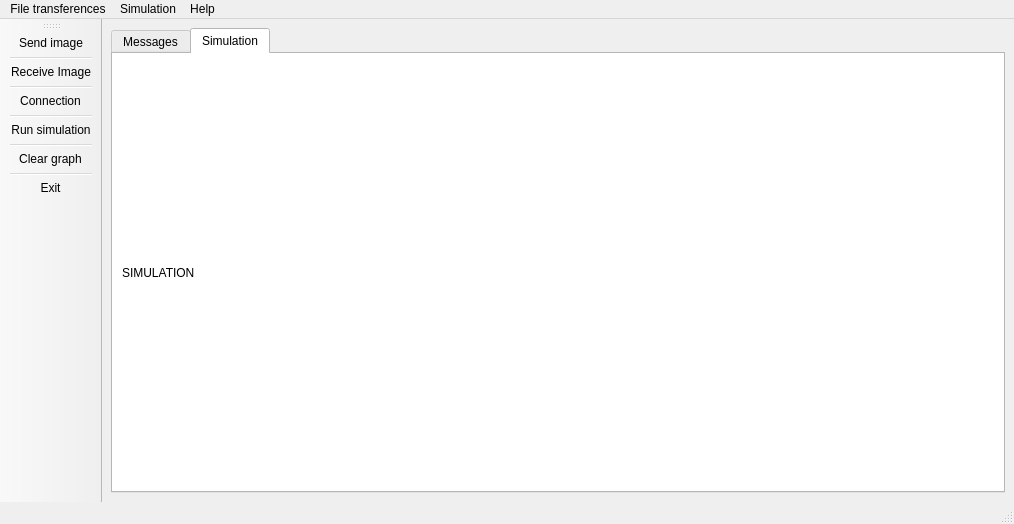
Above: mainwindow.ui from feichay10/Cliente-Proyecto-Final-SOA before the change. Below: the same form after it.
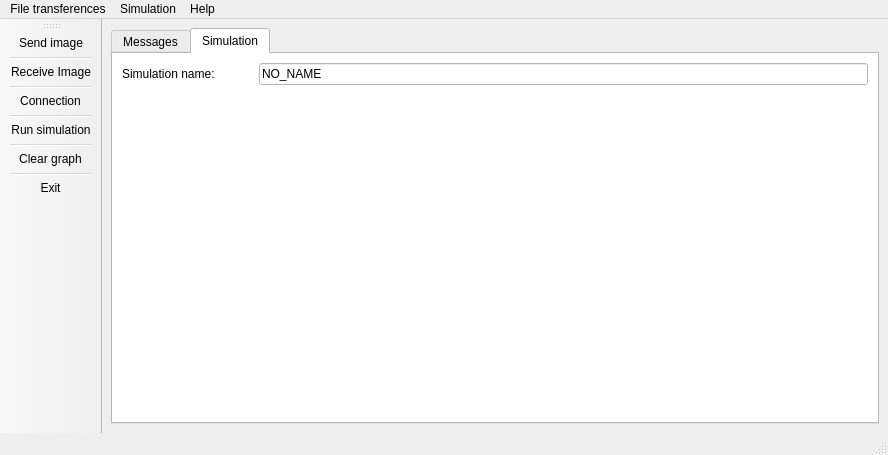
That is the form after the change. Icons and pictures are not drawn. Custom widgets are drawn as their Qt base class.

Patch:
```diff
--- a/mainwindow.ui
+++ b/mainwindow.ui
@@ -9,8 +9,8 @@
    <rect>
     <x>0</x>
     <y>0</y>
-    <width>1014</width>
-    <height>524</height>
+    <width>888</width>
+    <height>455</height>
    </rect>
   </property>
   <property name="sizePolicy">
@@ -21,444 +21,9 @@
   </property>
   <property name="palette">
    <palette>
-    <active>
-     <colorrole role="WindowText">
-      <brush brushstyle="SolidPattern">
-       <color alpha="255">
-        <red>0</red>
-        <green>0</green>
-        <blue>0</blue>
-       </color>
-      </brush>
-     </colorrole>
-     <colorrole role="Button">
-      <brush brushstyle="SolidPattern">
-       <color alpha="255">
-        <red>88</red>
-        <green>6</green>
-        <blue>140</blue>
-       </color>
-      </brush>
-     </colorrole>
-     <colorrole role="Light">
-      <brush brushstyle="SolidPattern">
-       <color alpha="255">
-        <red>132</red>
-        <green>9</green>
-        <blue>210</blue>
-       </color>
-      </brush>
-     </colorrole>
-     <colorrole role="Midlight">
-      <brush brushstyle="SolidPattern">
-       <color alpha="255">
-        <red>110</red>
-        <green>7</green>
-        <blue>175</blue>
-       </color>
-      </brush>
-     </colorrole>
-     <colorrole role="Dark">
-      <brush brushstyle="SolidPattern">
-       <color alpha="255">
-        <red>44</red>
-        <green>3</green>
-        <blue>70</blue>
-       </color>
-      </brush>
-     </colorrole>
-     <colorrole role="Mid">
-      <brush brushstyle="SolidPattern">
-       <color alpha="255">
-        <red>59</red>
-        <green>4</green>
-        <blue>93</blue>
-       </color>
-      </brush>
-     </colorrole>
-     <colorrole role="Text">
-      <brush brushstyle="SolidPattern">
-       <color alpha="255">
-        <red>0</red>
-        <green>0</green>
-        <blue>0</blue>
-       </color>
-      </brush>
-     </colorrole>
-     <colorrole role="BrightText">
-      <brush brushstyle="SolidPattern">
-       <color alpha="255">
-        <red>255</red>
-        <green>255</green>
-        <blue>255</blue>
-       </color>
-      </brush>
-     </colorrole>
-     <colorrole role="ButtonText">
-      <brush brushstyle="SolidPattern">
-       <color alpha="255">
-        <red>0</red>
-        <green>0</green>
-        <blue>0</blue>
-       </color>
-      </brush>
-     </colorrole>
-     <colorrole role="Base">
-      <brush brushstyle="SolidPattern">
-       <color alpha="255">
-        <red>255</red>
-        <green>255</green>
-        <blue>255</blue>
-       </color>
-      </brush>
-     </colorrole>
-     <colorrole role="Window">
-      <brush brushstyle="SolidPattern">
-       <color alpha="255">
-        <red>88</red>
-        <green>6</green>
-        <blue>140</blue>
-       </color>
-      </brush>
-     </colorrole>
-     <colorrole role="Shadow">
-      <brush brushstyle="SolidPattern">
-       <color alpha="255">
-        <red>0</red>
-        <green>0</green>
-        <blue>0</blue>
-       </color>
-      </brush>
-     </colorrole>
-     <colorrole role="AlternateBase">
-      <brush brushstyle="SolidPattern">
-       <color alpha="255">
-        <red>171</red>
-        <green>130</green>
-        <blue>197</blue>
-       </color>
-      </brush>
-     </colorrole>
-     <colorrole role="ToolTipBase">
-      <brush brushstyle="SolidPattern">
-       <color alpha="255">
-        <red>255</red>
-        <green>255</green>
-        <blue>220</blue>
-       </color>
-      </brush>
-     </colorrole>
-     <colorrole role="ToolTipText">
-      <brush brushstyle="SolidPattern">
-       <color alpha="255">
-        <red>0</red>
-        <green>0</green>
-        <blue>0</blue>
-       </color>
-      </brush>
-     </colorrole>
-     <colorrole role="PlaceholderText">
-      <brush brushstyle="SolidPattern">
-       <color alpha="127">
-        <red>0</red>
-        <green>0</green>
-        <blue>0</blue>
-       </color>
-      </brush>
-     </colorrole>
-    </active>
-    <inactive>
-     <colorrole role="WindowText">
-      <brush brushstyle="SolidPattern">
-       <color alpha="255">
-        <red>0</red>
-        <green>0</green>
-        <blue>0</blue>
-       </color>
-      </brush>
-     </colorrole>
-     <colorrole role="Button">
-      <brush brushstyle="SolidPattern">
-       <color alpha="255">
-        <red>239</red>
-        <green>239</green>
-        <blue>239</blue>
-       </color>
-      </brush>
-     </colorrole>
-     <colorrole role="Light">
-      <brush brushstyle="SolidPattern">
-       <color alpha="255">
-        <red>255</red>
-        <green>255</green>
-        <blue>255</blue>
-       </color>
-      </brush>
-     </colorrole>
-     <colorrole role="Midlight">
-      <brush brushstyle="SolidPattern">
-       <color alpha="255">
-        <red>202</red>
-        <green>202</green>
-        <blue>202</blue>
-       </color>
-      </brush>
-     </colorrole>
-     <colorrole role="Dark">
-      <brush brushstyle="SolidPattern">
-       <color alpha="255">
-        <red>159</red>
-        <green>159</green>
-        <blue>159</blue>
-       </color>
-      </brush>
-     </colorrole>
-     <colorrole role="Mid">
-      <brush brushstyle="SolidPattern">
-       <color alpha="255">
-        <red>184</red>
-        <green>184</green>
-        <blue>184</blue>
-       </color>
-      </brush>
-     </colorrole>
-     <colorrole role="Text">
-      <brush brushstyle="SolidPattern">
-       <color alpha="255">
-        <red>0</red>
-        <green>0</green>
-        <blue>0</blue>
-       </color>
-      </brush>
-     </colorrole>
-     <colorrole role="BrightText">
-      <brush brushstyle="SolidPattern">
-       <color alpha="255">
-        <red>255</red>
-        <green>255</green>
-        <blue>255</blue>
-       </color>
-      </brush>
-     </colorrole>
-     <colorrole role="ButtonText">
-      <brush brushstyle="SolidPattern">
-       <color alpha="255">
-        <red>0</red>
-        <green>0</green>
-        <blue>0</blue>
-       </color>
-      </brush>
-     </colorrole>
-     <colorrole role="Base">
-      <brush brushstyle="SolidPattern">
-       <color alpha="255">
-        <red>255</red>
-        <green>255</green>
-        <blue>255</blue>
-       </color>
-      </brush>
-     </colorrole>
-     <colorrole role="Window">
-      <brush brushstyle="SolidPattern">
-       <color alpha="255">
-        <red>239</red>
-        <green>239</green>
-        <blue>239</blue>
-       </color>
-      </brush>
-     </colorrole>
-     <colorrole role="Shadow">
-      <brush brushstyle="SolidPattern">
-       <color alpha="255">
-        <red>118</red>
-        <green>118</green>
-        <blue>118</blue>
-       </color>
-      </brush>
-     </colorrole>
-     <colorrole role="AlternateBase">
-      <brush brushstyle="SolidPattern">
-       <color alpha="255">
-        <red>247</red>
-        <green>247</green>
-        <blue>247</blue>
-       </color>
-      </brush>
-     </colorrole>
-     <colorrole role="ToolTipBase">
-      <brush brushstyle="SolidPattern">
-       <color alpha="255">
-        <red>255</red>
-        <green>255</green>
-        <blue>220</blue>
-       </color>
-      </brush>
-     </colorrole>
-     <colorrole role="ToolTipText">
-      <brush brushstyle="SolidPattern">
-       <color alpha="255">
-        <red>0</red>
-        <green>0</green>
-        <blue>0</blue>
-       </color>
-      </brush>
-     </colorrole>
-     <colorrole role="PlaceholderText">
-      <brush brushstyle="SolidPattern">
-       <color alpha="128">
-        <red>0</red>
-        <green>0</green>
-        <blue>0</blue>
-       </color>
-      </brush>
-     </colorrole>
-    </inactive>
-    <disabled>
-     <colorrole role="WindowText">
-      <brush brushstyle="SolidPattern">
-       <color alpha="255">
-        <red>44</red>
-        <green>3</green>
-        <blue>70</blue>
-       </color>
-      </brush>
-     </colorrole>
-     <colorrole role="Button">
-      <brush brushstyle="SolidPattern">
-       <color alpha="255">
-        <red>88</red>
-        <green>6</green>
-        <blue>140</blue>
-       </color>
-      </brush>
-     </colorrole>
-     <colorrole role="Light">
-      <brush brushstyle="SolidPattern">
-       <color alpha="255">
-        <red>132</red>
-        <green>9</green>
-        <blue>210</blue>
-       </color>
-      </brush>
-     </colorrole>
-     <colorrole role="Midlight">
-      <brush brushstyle="SolidPattern">
-       <color alpha="255">
-        <red>110</red>
-        <green>7</green>
-        <blue>175</blue>
-       </color>
-      </brush>
-     </colorrole>
-     <colorrole role="Dark">
-      <brush brushstyle="SolidPattern">
-       <color alpha="255">
-        <red>44</red>
-        <green>3</green>
-        <blue>70</blue>
-       </color>
-      </brush>
-     </colorrole>
-     <colorrole role="Mid">
-      <brush brushstyle="SolidPattern">
-       <color alpha="255">
-        <red>59</red>
-        <green>4</green>
-        <blue>93</blue>
-       </color>
-      </brush>
-     </colorrole>
-     <colorrole role="Text">
-      <brush brushstyle="SolidPattern">
-       <color alpha="255">
-        <red>44</red>
-        <green>3</green>
-        <blue>70</blue>
-       </color>
-      </brush>
-     </colorrole>
-     <colorrole role="BrightText">
-      <brush brushstyle="SolidPattern">
-       <color alpha="255">
-        <red>255</red>
-        <green>255</green>
-        <blue>255</blue>
-       </color>
-      </brush>
-     </colorrole>
-     <colorrole role="ButtonText">
-      <brush brushstyle="SolidPattern">
-       <color alpha="255">
-        <red>44</red>
-        <green>3</green>
-        <blue>70</blue>
-       </color>
-      </brush>
-     </colorrole>
-     <colorrole role="Base">
-      <brush brushstyle="SolidPattern">
-       <color alpha="255">
-        <red>88</red>
-        <green>6</green>
-        <blue>140</blue>
-       </color>
-      </brush>
-     </colorrole>
-     <colorrole role="Window">
-      <brush brushstyle="SolidPattern">
-       <color alpha="255">
-        <red>88</red>
-        <green>6</green>
-        <blue>140</blue>
-       </color>
-      </brush>
-     </colorrole>
-     <colorrole role="Shadow">
-      <brush brushstyle="SolidPattern">
-       <color alpha="255">
-        <red>177</red>
-        <green>177</green>
-        <blue>177</blue>
-       </color>
-      </brush>
-     </colorrole>
-     <colorrole role="AlternateBase">
-      <brush brushstyle="SolidPattern">
-       <color alpha="255">
-        <red>247</red>
-        <green>247</green>
-        <blue>247</blue>
-       </color>
-      </brush>
-     </colorrole>
-     <colorrole role="ToolTipBase">
-      <brush brushstyle="SolidPattern">
-       <color alpha="255">
-        <red>255</red>
-        <green>255</green>
-        <blue>220</blue>
-       </color>
-      </brush>
-     </colorrole>
-     <colorrole role="ToolTipText">
-      <brush brushstyle="SolidPattern">
-       <color alpha="255">
-        <red>0</red>
-        <green>0</green>
-        <blue>0</blue>
-       </color>
-      </brush>
-     </colorrole>
-     <colorrole role="PlaceholderText">
-      <brush brushstyle="SolidPattern">
-       <color alpha="128">
-        <red>0</red>
-        <green>0</green>
-        <blue>0</blue>
-       </color>
-      </brush>
-     </colorrole>
-    </disabled>
+    <active/>
+    <inactive/>
+    <disabled/>
    </palette>
   </property>
   <property name="windowTitle">
@@ -477,6 +42,9 @@
    <layout class="QVBoxLayout" name="verticalLayout_2">
     <item>
      <widget class="QTabWidget" name="tabWidget">
+      <property name="enabled">
+       <bool>true</bool>
+      </property>
       <property name="sizePolicy">
        <sizepolicy hsizetype="Expanding" vsizetype="Expanding">
         <horstretch>0</horstretch>
@@ -935,17 +503,53 @@
        </layout>
       </widget>
       <widget class="QWidget" name="Simulation">
+       <property name="enabled">
+        <bool>true</bool>
+       </property>
        <attribute name="title">
         <string>Simulation</string>
        </attribute>
-       <layout class="QHBoxLayout" name="horizontalLayout">
+       <layout class="QVBoxLayout" name="verticalLayout">
         <item>
-         <widget class="QLabel" name="label_Image_Simulation">
+         <layout class="QHBoxLayout" name="horizontalLayout">
+          <item>
+           <widget class="QLabel" name="label_sim_name">
+            <property name="sizePolicy">
+             <sizepolicy hsizetype="Fixed" vsizetype="Fixed">
+              <horstretch>0</horstretch>
+              <verstretch>0</verstretch>
+             </sizepolicy>
+            </property>
+            <property name="minimumSize">
+             <size>
+              <width>131</width>
+              <height>18</height>
+             </size>
+            </property>
+            <property name="text">
+             <string>Simulation name:</string>
+            </property>
+           </widget>
+          </item>
+          <item>
+           <widget class="QLineEdit" name="lineEdit_sim_name">
+            <property name="text">
+             <string>NO_NAME</string>
+            </property>
+           </widget>
+          </item>
+         </layout>
+        </item>
+        <item>
+         <widget class="QCustomPlot" name="graph_sim" native="true">
           <property name="enabled">
            <bool>true</bool>
           </property>
-          <property name="text">
-           <string>SIMULATION</string>
+          <property name="sizePolicy">
+           <sizepolicy hsizetype="Expanding" vsizetype="Expanding">
+            <horstretch>0</horstretch>
+            <verstretch>0</verstretch>
+           </sizepolicy>
           </property>
          </widget>
         </item>
@@ -960,423 +564,15 @@
     <rect>
      <x>0</x>
      <y>0</y>
-     <width>1014</width>
+     <width>888</width>
      <height>23</height>
     </rect>
    </property>
    <property name="palette">
     <palette>
-     <active>
-      <colorrole role="WindowText">
-       <brush brushstyle="SolidPattern">
-        <color alpha="255">
-         <red>0</red>
-         <green>0</green>
-         <blue>0</blue>
-        </color>
-       </brush>
-      </colorrole>
-      <colorrole role="Button">
-       <brush brushstyle="SolidPattern">
-        <color alpha="255">
-         <red>192</red>
-         <green>191</green>
-         <blue>188</blue>
-        </color>
-       </brush>
-      </colorrole>
-      <colorrole role="Midlight">
-       <brush brushstyle="SolidPattern">
-        <color alpha="255">
-         <red>223</red>
-         <green>223</green>
-         <blue>221</blue>
-        </color>
-       </brush>
-      </colorrole>
-      <colorrole role="Dark">
-       <brush brushstyle="SolidPattern">
-        <color alpha="255">
-         <red>96</red>
-         <green>96</green>
-         <blue>94</blue>
-        </color>
-       </brush>
-      </colorrole>
-      <colorrole role="Mid">
-       <brush brushstyle="SolidPattern">
-        <color alpha="255">
-         <red>128</red>
-         <green>127</green>
-         <blue>125</blue>
-        </color>
-       </brush>
-      </colorrole>
-      <colorrole role="Text">
-       <brush brushstyle="SolidPattern">
-        <color alpha="255">
-         <red>0</red>
-         <green>0</green>
-         <blue>0</blue>
-        </color>
-       </brush>
-      </colorrole>
-      <colorrole role="BrightText">
-       <brush brushstyle="SolidPattern">
-        <color alpha="255">
-         <red>255</red>
-         <green>255</green>
-         <blue>255</blue>
-        </color>
-       </brush>
-      </colorrole>
-      <colorrole role="ButtonText">
-       <brush brushstyle="SolidPattern">
-        <color alpha="255">
-         <red>0</red>
-         <green>0</green>
-         <blue>0</blue>
-        </color>
-       </brush>
-      </colorrole>
-      <colorrole role="Base">
-       <brush brushstyle="SolidPattern">
-        <color alpha="255">
-         <red>255</red>
-         <green>255</green>
-         <blue>255</blue>
-        </color>
-       </brush>
-      </colorrole>
-      <colorrole role="Window">
-       <brush brushstyle="SolidPattern">
-        <color alpha="255">
-         <red>192</red>
-         <green>191</green>
-         <blue>188</blue>
-        </color>
-       </brush>
-      </colorrole>
-      <colorrole role="Shadow">
-       <brush brushstyle="SolidPattern">
-        <color alpha="255">
-         <red>0</red>
-         <green>0</green>
-         <blue>0</blue>
-        </color>
-       </brush>
-      </colorrole>
-      <colorrole role="AlternateBase">
-       <brush brushstyle="SolidPattern">
-        <color alpha="255">
-         <red>223</red>
-         <green>223</green>
-         <blue>221</blue>
-        </color>
-       </brush>
-      </colorrole>
-      <colorrole role="ToolTipBase">
-       <brush brushstyle="SolidPattern">
-        <color alpha="255">
-         <red>255</red>
-         <green>255</green>
-         <blue>220</blue>
-        </color>
-       </brush>
-      </colorrole>
-      <colorrole role="ToolTipText">
-       <brush brushstyle="SolidPattern">
-        <color alpha="255">
-         <red>0</red>
-         <green>0</green>
-         <blue>0</blue>
-        </color>
-       </brush>
-      </colorrole>
-      <colorrole role="PlaceholderText">
-       <brush brushstyle="SolidPattern">
-        <color alpha="127">
-         <red>0</red>
-         <green>0</green>
-         <blue>0</blue>
-        </color>
-       </brush>
-      </colorrole>
-     </active>
-     <inactive>
-      <colorrole role="WindowText">
-       <brush brushstyle="SolidPattern">
-        <color alpha="255">
-         <red>0</red>
-         <green>0</green>
-         <blue>0</blue>
-        </color>
-       </brush>
-      </colorrole>
-      <colorrole role="Button">
-       <brush brushstyle="SolidPattern">
-        <color alpha="255">
-         <red>239</red>
-         <green>239</green>
-         <blue>239</blue>
-        </color>
-       </brush>
-      </colorrole>
-      <colorrole role="Midlight">
-       <brush brushstyle="SolidPattern">
-        <color alpha="255">
-         <red>202</red>
-         <green>202</green>
-         <blue>202</blue>
-        </color>
-       </brush>
-      </colorrole>
-      <colorrole role="Dark">
-       <brush brushstyle="SolidPattern">
-        <color alpha="255">
-         <red>159</red>
-         <green>159</green>
-         <blue>159</blue>
-        </color>
-       </brush>
-      </colorrole>
-      <colorrole role="Mid">
-       <brush brushstyle="SolidPattern">
-        <color alpha="255">
-         <red>184</red>
-         <green>184</green>
-         <blue>184</blue>
-        </color>
-       </brush>
-      </colorrole>
-      <colorrole role="Text">
-       <brush brushstyle="SolidPattern">
-        <color alpha="255">
-         <red>0</red>
-         <green>0</green>
-         <blue>0</blue>
-        </color>
-       </brush>
-      </colorrole>
-      <colorrole role="BrightText">
-       <brush brushstyle="SolidPattern">
-        <color alpha="255">
-         <red>255</red>
-         <green>255</green>
-         <blue>255</blue>
-        </color>
-       </brush>
-      </colorrole>
-      <colorrole role="ButtonText">
-       <brush brushstyle="SolidPattern">
-        <color alpha="255">
-         <red>0</red>
-         <green>0</green>
-         <blue>0</blue>
-        </color>
-       </brush>
-      </colorrole>
-      <colorrole role="Base">
-       <brush brushstyle="SolidPattern">
-        <color alpha="255">
-         <red>255</red>
-         <green>255</green>
-         <blue>255</blue>
-        </color>
-       </brush>
-      </colorrole>
-      <colorrole role="Window">
-       <brush brushstyle="SolidPattern">
-        <color alpha="255">
-         <red>239</red>
-         <green>239</green>
-         <blue>239</blue>
-        </color>
-       </brush>
-      </colorrole>
-      <colorrole role="Shadow">
-       <brush brushstyle="SolidPattern">
-        <color alpha="255">
-         <red>118</red>
-         <green>118</green>
-         <blue>118</blue>
-        </color>
-       </brush>
-      </colorrole>
-      <colorrole role="AlternateBase">
-       <brush brushstyle="SolidPattern">
-        <color alpha="255">
-         <red>247</red>
-         <green>247</green>
-         <blue>247</blue>
-        </color>
-       </brush>
-      </colorrole>
-      <colorrole role="ToolTipBase">
-       <brush brushstyle="SolidPattern">
-        <color alpha="255">
-         <red>255</red>
-         <green>255</green>
-         <blue>220</blue>
-        </color>
-       </brush>
-      </colorrole>
-      <colorrole role="ToolTipText">
-       <brush brushstyle="SolidPattern">
-        <color alpha="255">
-         <red>0</red>
-         <green>0</green>
-         <blue>0</blue>
-        </color>
-       </brush>
-      </colorrole>
-      <colorrole role="PlaceholderText">
-       <brush brushstyle="SolidPattern">
-        <color alpha="128">
-         <red>0</red>
-         <green>0</green>
-         <blue>0</blue>
-        </color>
-       </brush>
-      </colorrole>
-     </inactive>
-     <disabled>
-      <colorrole role="WindowText">
-       <brush brushstyle="SolidPattern">
-        <color alpha="255">
-         <red>96</red>
-         <green>96</green>
-         <blue>94</blue>
-        </color>
-       </brush>
-      </colorrole>
-      <colorrole role="Button">
-       <brush brushstyle="SolidPattern">
-        <color alpha="255">
-         <red>192</red>
-         <green>191</green>
-         <blue>188</blue>
-        </color>
-       </brush>
-      </colorrole>
-      <colorrole role="Midlight">
-       <brush brushstyle="SolidPattern">
-        <color alpha="255">
-         <red>223</red>
-         <green>223</green>
-         <blue>221</blue>
-        </color>
-       </brush>
-      </colorrole>
-      <colorrole role="Dark">
-       <brush brushstyle="SolidPattern">
-        <color alpha="255">
-         <red>96</red>
-         <green>96</green>
-         <blue>94</blue>
-        </color>
-       </brush>
-      </colorrole>
-      <colorrole role="Mid">
-       <brush brushstyle="SolidPattern">
-        <color alpha="255">
-         <red>128</red>
-         <green>127</green>
-         <blue>125</blue>
-        </color>
-       </brush>
-      </colorrole>
-      <colorrole role="Text">
-       <brush brushstyle="SolidPattern">
-        <color alpha="255">
-         <red>96</red>
-         <green>96</green>
-         <blue>94</blue>
-        </color>
-       </brush>
-      </colorrole>
-      <colorrole role="BrightText">
-       <brush brushstyle="SolidPattern">
-        <color alpha="255">
-         <red>255</red>
-         <green>255</green>
-         <blue>255</blue>
-        </color>
-       </brush>
-      </colorrole>
-      <colorrole role="ButtonText">
-       <brush brushstyle="SolidPattern">
-        <color alpha="255">
-         <red>96</red>
-         <green>96</green>
-         <blue>94</blue>
-        </color>
-       </brush>
-      </colorrole>
-      <colorrole role="Base">
-       <brush brushstyle="SolidPattern">
-        <color alpha="255">
-         <red>192</red>
-         <green>191</green>
-         <blue>188</blue>
-        </color>
-       </brush>
-      </colorrole>
-      <colorrole role="Window">
-       <brush brushstyle="SolidPattern">
-        <color alpha="255">
-         <red>192</red>
-         <green>191</green>
-         <blue>188</blue>
-        </color>
-       </brush>
-      </colorrole>
-      <colorrole role="Shadow">
-       <brush brushstyle="SolidPattern">
-        <color alpha="255">
-         <red>177</red>
-         <green>177</green>
-         <blue>177</blue>
-        </color>
-       </brush>
-      </colorrole>
-      <colorrole role="AlternateBase">
-       <brush brushstyle="SolidPattern">
-        <color alpha="255">
-         <red>247</red>
-         <green>247</green>
-         <blue>247</blue>
-        </color>
-       </brush>
-      </colorrole>
-      <colorrole role="ToolTipBase">
-       <brush brushstyle="SolidPattern">
-        <color alpha="255">
-         <red>255</red>
-         <green>255</green>
-         <blue>220</blue>
-        </color>
-       </brush>
-      </colorrole>
-      <colorrole role="ToolTipText">
-       <brush brushstyle="SolidPattern">
-        <color alpha="255">
-         <red>0</red>
-         <green>0</green>
-         <blue>0</blue>
-        </color>
-       </brush>
-      </colorrole>
-      <colorrole role="PlaceholderText">
-       <brush brushstyle="SolidPattern">
-        <color alpha="128">
-         <red>0</red>
-         <green>0</green>
-         <blue>0</blue>
-        </color>
-       </brush>
-      </colorrole>
-     </disabled>
+     <active/>
+     <inactive/>
+     <disabled/>
     </palette>
    </property>
    <widget class="QMenu" name="menuFile">
@@ -1947,6 +1143,14 @@
    </property>
   </action>
  </widget>
+ <customwidgets>
+  <customwidget>
+   <class>QCustomPlot</class>
+   <extends>QWidget</extends>
+   <header>qcustomplot.h</header>
+   <container>1</container>
+  </customwidget>
+ </customwidgets>
  <resources/>
  <connections/>
 </ui>
```
